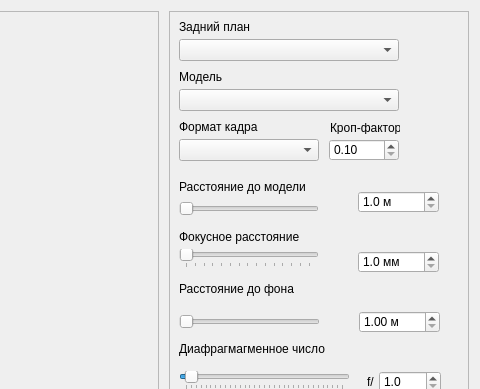
Old version of the form dofcalc/mainwindow.ui in the repository Betchika99/GRIP-calculator; both pictures show x 322 to 802 and y 0 to 389 of the 802 by 518 pixel window.
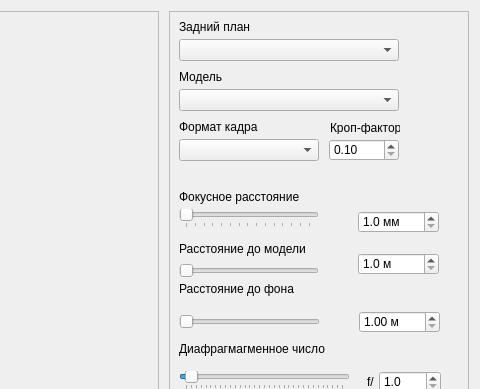
New version of the form.

Patch:
```diff
--- a/dofcalc/mainwindow.ui
+++ b/dofcalc/mainwindow.ui
@@ -152,7 +152,7 @@
        <property name="geometry">
         <rect>
          <x>10</x>
-         <y>238</y>
+         <y>198</y>
          <width>140</width>
          <height>19</height>
         </rect>
@@ -192,7 +192,7 @@
        <property name="geometry">
         <rect>
          <x>10</x>
-         <y>188</y>
+         <y>250</y>
          <width>140</width>
          <height>19</height>
         </rect>
@@ -214,7 +214,7 @@
        <property name="geometry">
         <rect>
          <x>189</x>
-         <y>180</y>
+         <y>242</y>
          <width>81</width>
          <height>22</height>
         </rect>
@@ -265,7 +265,7 @@
        <property name="geometry">
         <rect>
          <x>10</x>
-         <y>218</y>
+         <y>178</y>
          <width>141</width>
          <height>16</height>
         </rect>
@@ -348,7 +348,7 @@
        <property name="geometry">
         <rect>
          <x>189</x>
-         <y>240</y>
+         <y>200</y>
          <width>81</width>
          <height>22</height>
         </rect>
@@ -406,7 +406,7 @@
        <property name="geometry">
         <rect>
          <x>10</x>
-         <y>168</y>
+         <y>230</y>
          <width>141</width>
          <height>16</height>
         </rect>
```
